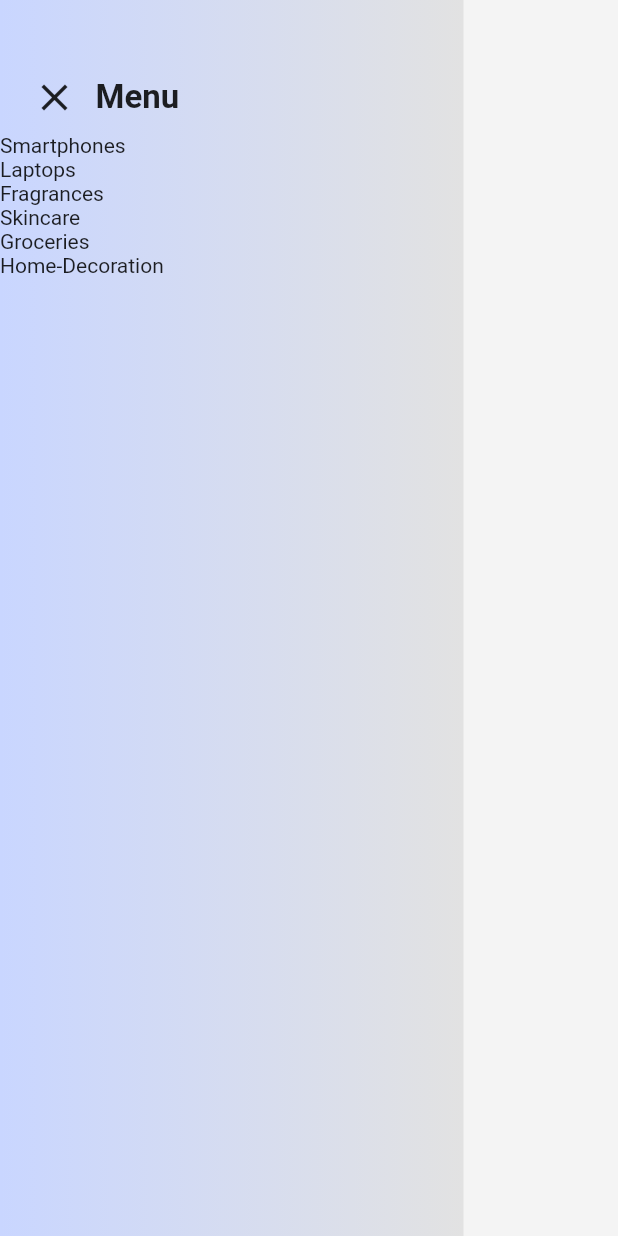
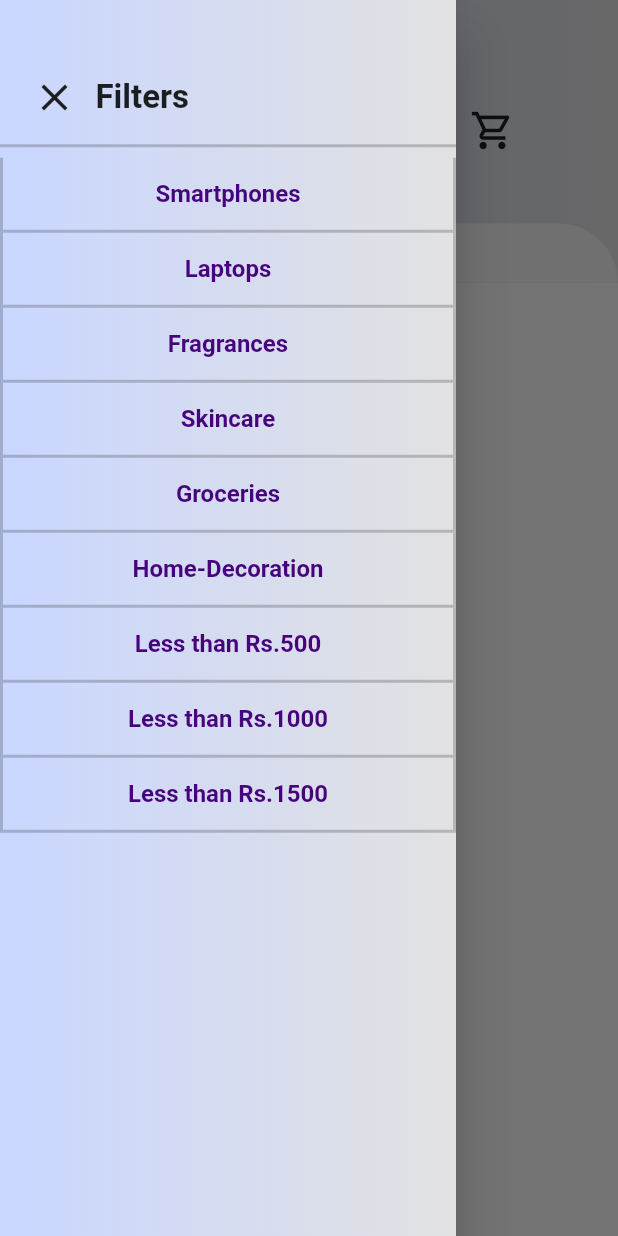
Before and after one commit to sha-rma/Shoppy, a Flutter app: the screen it shows after launch, after a tap on the "menu" icon, on a phone screen of 412 x 824 dp. Run offline on Flutter 3.47's test engine with Material 2 defaults, Android fonts, the phone set to English and light mode, and no system bars; our stand-ins replace firebase_core; accounts and stored records are empty; network calls fail.

Commit message:
second commit

```diff
--- a/lib/Constants/fields.dart
+++ b/lib/Constants/fields.dart
@@ -1,12 +1,22 @@
 import 'package:flutter/material.dart';
+import 'package:shoppy/Screens/Details/details_body.dart';
 
-Padding reusableContainer({required screenSize, required prod}) {
-  final title = prod['title'];
+Padding reusableContainer(
+    {required screenSize, required prod, required context}) {
   return Padding(
     padding: EdgeInsets.only(
         left: screenSize.width * 0.0833,
         top: screenSize.width * 0.0833,
         right: screenSize.width * 0.0833),
+    child: MaterialButton(
+      onPressed: () {
+        Navigator.push(
+            context,
+            MaterialPageRoute(
+                builder: (context) => DetailsBody(
+                      prod: prod,
+                    )));
+      },
       child: Container(
           width: screenSize.width * 0.833,
           height: screenSize.height * 0.21875,
@@ -14,7 +24,91 @@ Padding reusableContainer({required screenSize, required prod}) {
               borderRadius: BorderRadius.circular(15),
               color: Color(0xFF4F4F4),
               border: Border.all(color: Colors.black, width: 2)),
-      child: Text(title),
+          child: Center(
+            child: Column(
+              children: [
+                SizedBox(
+                  height: screenSize.height * 0.02,
+                ),
+                Text(
+                  prod['title'],
+                  style: TextStyle(fontSize: 14, fontWeight: FontWeight.bold),
+                ),
+                Padding(
+                  padding: EdgeInsets.only(left: screenSize.width * 0.05),
+                  child: Row(
+                    children: [
+                      Container(
+                          height: screenSize.height * 0.15,
+                          width: screenSize.width * 0.3,
+                          child: Image.network(prod['thumbnail'])),
+                      SizedBox(
+                        width: screenSize.width * 0.05,
+                      ),
+                      Column(
+                        children: [
+                          Text(
+                            "Id : " + prod['id'].toString(),
+                            style: TextStyle(),
+                          ),
+                          Text("Price : " + prod['price'].toString()),
+                          Text("Rating : " + prod['rating'].toString()),
+                        ],
+                      )
+                    ],
+                  ),
+                )
+              ],
+            ),
+          )),
     ),
   );
 }
+
+Container reusableMenuButton({required screenSize, required name}) {
+  return Container(
+    width: screenSize.width,
+    decoration: BoxDecoration(
+        color: Color(0xFFF4F4F4).withOpacity(0),
+        border: Border(
+            top: BorderSide.none,
+            left: BorderSide(width: 2, color: Colors.black.withOpacity(0.2)),
+            right: BorderSide(width: 2, color: Colors.black.withOpacity(0.2)),
+            bottom:
+                BorderSide(width: 2, color: Colors.black.withOpacity(0.2)))),
+    child: TextButton(
+      onPressed: () {},
+      child: Text(
+        name,
+        style: TextStyle(
+            color: Color(0xFF47037C),
+            fontWeight: FontWeight.bold,
+            fontSize: 16),
+      ),
+    ),
+  );
+}
+
+Container priceFilter({required screenSize, required range, required label}) {
+  return Container(
+    width: screenSize.width,
+    decoration: BoxDecoration(
+        color: Color(0xFFF4F4F4).withOpacity(0),
+        border: Border(
+            top: BorderSide.none,
+            left: BorderSide(width: 2, color: Colors.black.withOpacity(0.2)),
+            right: BorderSide(width: 2, color: Colors.black.withOpacity(0.2)),
+            bottom:
+                BorderSide(width: 2, color: Colors.black.withOpacity(0.2)))),
+    child: TextButton(
+      onPressed: () {},
+      child: Text(
+        label,
+        style: TextStyle(
+            color: Color(0xFF47037C),
+            fontWeight: FontWeight.bold,
+            fontSize: 16),
+      ),
+    ),
+  );
+}
--- a/lib/Screens/Home/home_body.dart
+++ b/lib/Screens/Home/home_body.dart
@@ -1,9 +1,9 @@
 import 'dart:convert';
 import 'package:flutter/material.dart';
-import 'package:shoppy/Screens/Cart/cart_main.dart';
 import 'package:http/http.dart' as http;
-import 'package:shoppy/Screens/Menu/menu_main.dart';
+import 'package:shoppy/Screens/Menu/menu_body.dart';
 import '../../Constants/fields.dart';
+import '../Cart/cart_body.dart';
 
 class HomeBody extends StatefulWidget {
   const HomeBody({super.key});
@@ -35,7 +35,10 @@ class _HomeBodyState extends State<HomeBody> {
   @override
   Widget build(BuildContext context) {
     var screenSize = MediaQuery.of(context).size;
+    final GlobalKey<ScaffoldState> _scaffoldKey = GlobalKey<ScaffoldState>();
     return Scaffold(
+      key: _scaffoldKey,
+      drawer: MenuBody(),
       body: SingleChildScrollView(
         child: Container(
           // height: screenSize.height,
@@ -58,10 +61,7 @@ class _HomeBodyState extends State<HomeBody> {
                   children: <Widget>[
                     IconButton(
                         onPressed: () {
-                          Navigator.push(
-                              context,
-                              MaterialPageRoute(
-                                  builder: (context) => const MenuMain()));
+                          _scaffoldKey.currentState?.openDrawer();
                         },
                         icon: Icon(
                           Icons.menu,
@@ -75,7 +75,7 @@ class _HomeBodyState extends State<HomeBody> {
                           Navigator.push(
                               context,
                               MaterialPageRoute(
-                                  builder: (context) => const CartMain()));
+                                  builder: (context) => const CartBody()));
                         },
                         icon: Icon(
                           Icons.shopping_cart_outlined,
@@ -113,7 +113,9 @@ class _HomeBodyState extends State<HomeBody> {
                       ),
                       for (int i = 0; i < products.length; i++)
                         reusableContainer(
-                            screenSize: screenSize, prod: products[i]),
+                            screenSize: screenSize,
+                            prod: products[i],
+                            context: context),
                     ],
                   )),
             ],
@@ -121,43 +123,5 @@ class _HomeBodyState extends State<HomeBody> {
         ),
       ),
     );
-
-    // return Scaffold(
-    //   body: Column(
-    //     children: [
-    //       Container(
-    //         height: screenSize.height,
-    //         width: screenSize.width,
-    //         decoration: BoxDecoration(
-    //             gradient: LinearGradient(
-    //                 begin: Alignment.centerLeft,
-    //                 end: Alignment.centerRight,
-    //                 colors: [
-    //               Color(0xFFc9d6ff),
-    //               Color(0XFFe2e2e2),
-    //             ])),
-    //         child: ListView.builder(
-    //             itemCount: products.length,
-    //             itemBuilder: (context, index) {
-    //               final prod = products[index];
-    //               return reusableContainer(screenSize: screenSize, prod: prod);
-    //             }),
-    //       ),
-    //     ],
-    //   ),
-    // );
   }
-
-  // void fetchProducts() async {
-  //   print("Prodcuts called");
-  //   const url = "https://dummyjson.com/products";
-  //   final uri = Uri.parse(url);
-  //   final response = await http.get(uri);
-  //   final body = response.body;
-  //   final json = jsonDecode(body);
-  //   setState(() {
-  //     products = json['products'];
-  //   });
-  //   print("Prodcuts completed");
-  // }
 }
--- a/lib/Screens/Home/home_main.dart
+++ /dev/null
@@ -1,18 +0,0 @@
-import 'package:flutter/material.dart';
-import 'home_body.dart';
-
-class HomeMain extends StatefulWidget {
-  const HomeMain({super.key});
-
-  @override
-  State<HomeMain> createState() => _HomeMainState();
-}
-
-class _HomeMainState extends State<HomeMain> {
-  @override
-  Widget build(BuildContext context) {
-    return Scaffold(
-      body: HomeBody(),
-    );
-  }
-}
--- a/lib/Screens/Menu/menu_body.dart
+++ b/lib/Screens/Menu/menu_body.dart
@@ -1,4 +1,6 @@
 import 'package:flutter/material.dart';
+
+import '../../Constants/fields.dart';
 
 class MenuBody extends StatefulWidget {
   const MenuBody({super.key});
@@ -11,18 +13,13 @@ class _MenuBodyState extends State<MenuBody> {
   @override
   Widget build(BuildContext context) {
     var screenSize = MediaQuery.of(context).size;
-    return Scaffold(
-      body: SingleChildScrollView(
+    return Drawer(
+      child: SingleChildScrollView(
           child: Stack(
         children: [
           Container(
             height: screenSize.height,
             width: screenSize.width,
-            color: Color(0xFFF4F4F4),
-          ),
-          Container(
-            height: screenSize.height,
-            width: screenSize.width * 0.75,
             decoration: BoxDecoration(
                 gradient: LinearGradient(
                     begin: Alignment.centerLeft,
@@ -53,19 +50,33 @@ class _MenuBodyState extends State<MenuBody> {
                         width: screenSize.width * 0.008,
                       ),
                       Text(
-                        "Menu",
+                        "Filters",
                         style: TextStyle(
                             fontSize: 22, fontWeight: FontWeight.bold),
                       )
                     ],
                   ),
                 ),
-                Text("Smartphones"),
-                Text("Laptops"),
-                Text("Fragrances"),
-                Text("Skincare"),
-                Text("Groceries"),
-                Text("Home-Decoration"),
+                Divider(thickness: 2, color: Colors.black.withOpacity(0.2)),
+                reusableMenuButton(screenSize: screenSize, name: "Smartphones"),
+                reusableMenuButton(screenSize: screenSize, name: "Laptops"),
+                reusableMenuButton(screenSize: screenSize, name: "Fragrances"),
+                reusableMenuButton(screenSize: screenSize, name: "Skincare"),
+                reusableMenuButton(screenSize: screenSize, name: "Groceries"),
+                reusableMenuButton(
+                    screenSize: screenSize, name: "Home-Decoration"),
+                priceFilter(
+                    screenSize: screenSize,
+                    range: 500,
+                    label: "Less than Rs.500"),
+                priceFilter(
+                    screenSize: screenSize,
+                    range: 1000,
+                    label: "Less than Rs.1000"),
+                priceFilter(
+                    screenSize: screenSize,
+                    range: 1500,
+                    label: "Less than Rs.1500"),
               ],
             ),
           )
--- a/lib/Screens/Menu/menu_main.dart
+++ /dev/null
@@ -1,18 +0,0 @@
-import 'package:flutter/material.dart';
-import 'package:shoppy/Screens/Menu/menu_body.dart';
-
-class MenuMain extends StatefulWidget {
-  const MenuMain({super.key});
-
-  @override
-  State<MenuMain> createState() => _MenuMainState();
-}
-
-class _MenuMainState extends State<MenuMain> {
-  @override
-  Widget build(BuildContext context) {
-    return Scaffold(
-      body: MenuBody(),
-    );
-  }
-}
--- a/lib/main.dart
+++ b/lib/main.dart
@@ -1,6 +1,6 @@
 import 'package:firebase_core/firebase_core.dart';
 import 'package:flutter/material.dart';
-import 'package:shoppy/Screens/Home/home_main.dart';
+import 'Screens/Home/home_body.dart';
 
 Future<void> main() async {
   WidgetsFlutterBinding.ensureInitialized();
@@ -21,7 +21,7 @@ class _MyAppState extends State<MyApp> {
       theme: ThemeData(
         primaryColor: Colors.blue[900],
       ),
-      home: HomeMain(),
+      home: HomeBody(),
     );
   }
 }
```
Also changed, not shown: lib/Screens/Cart/cart_main.dart (deleted, +0 -18 lines), lib/Screens/Details/details_body.dart (added, +218 -0 lines), 2 other files. Lines whose indentation alone changed are shown as unchanged.
